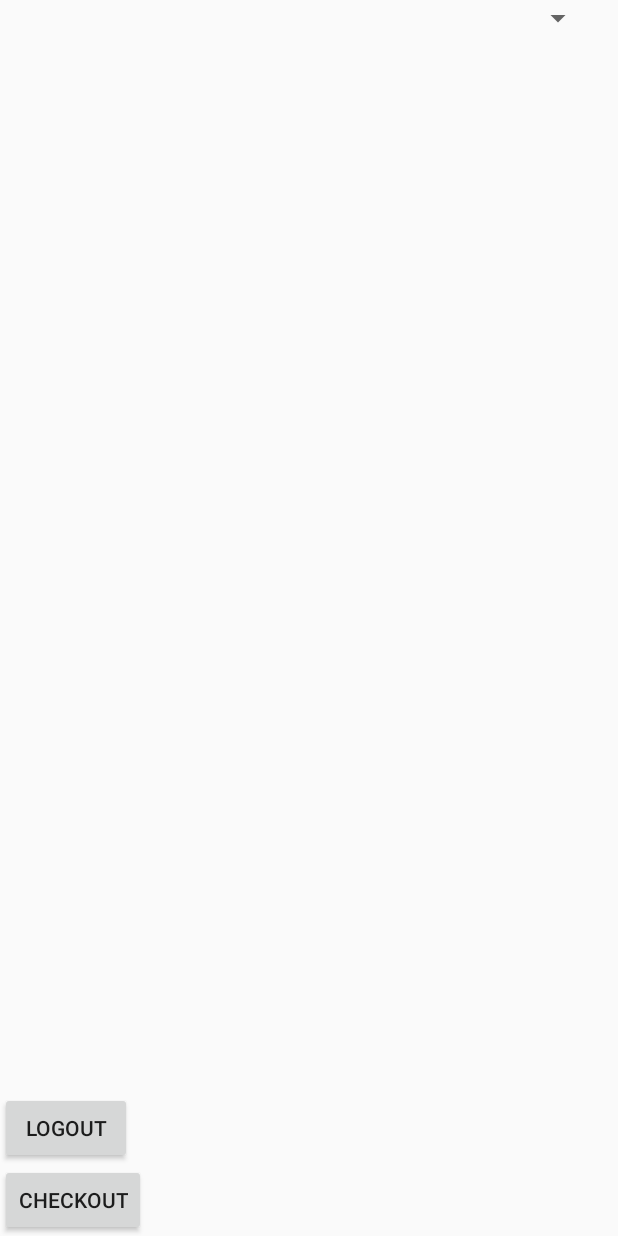
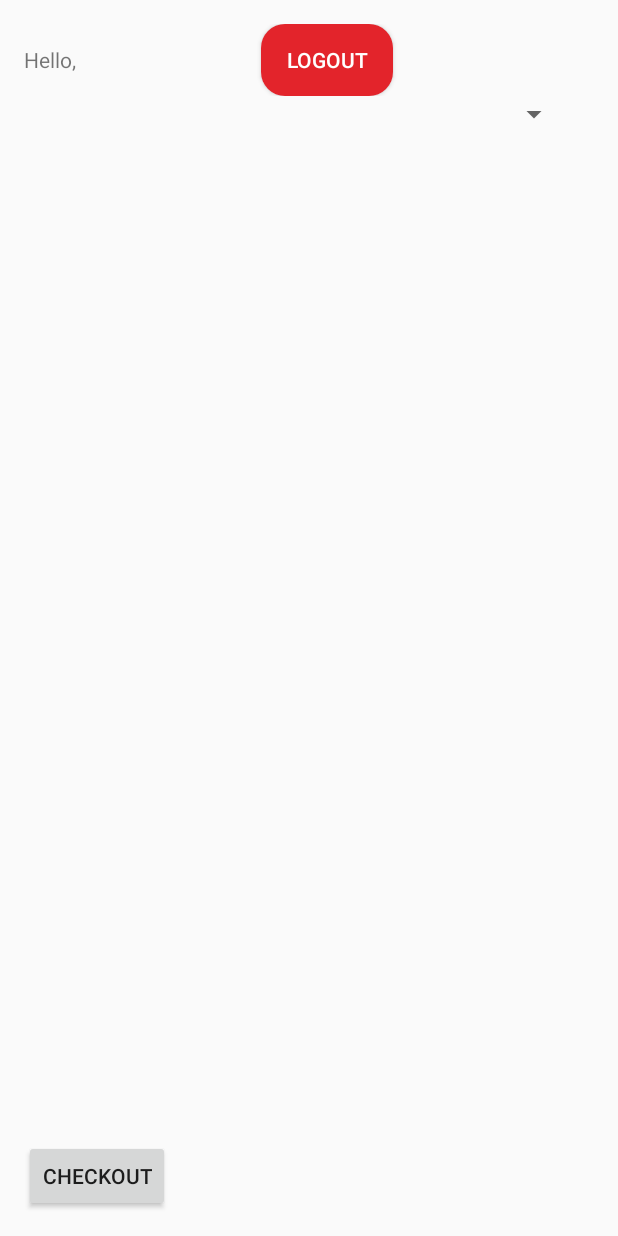
Before and after one commit to Despee2k/MOBDEV, an Android app: the layout activity_new_home2.xml on its own in the app's theme, with its tools: preview values and no code run, on a phone screen of 412 x 824 dp. Run offline under Robolectric (Android 15) with nearby library versions, the phone set to English and light mode, and no system bars.

Commit message:
fix: add missing textview field in xml

```diff
--- a/app/src/main/java/usc/edu/ph/snatch/LoginPageActivity.java
+++ b/app/src/main/java/usc/edu/ph/snatch/LoginPageActivity.java
@@ -43,7 +43,7 @@ public class LoginPageActivity extends AppCompatActivity {
                 String usernameFieldContent = editUsername.getText().toString();
                 String passwordFieldContent = editPassword.getText().toString();
                 if(usernameFieldContent.equals("Reynat Gwapo") && passwordFieldContent.equals("true")){
-                    Intent intentLogin = new Intent(LoginPageActivity.this, HomePage.class);
+                    Intent intentLogin = new Intent(LoginPageActivity.this, NewHomeActivity.class);
                     intentLogin.putExtra("username", usernameFieldContent);
 
                     startActivity(intentLogin);
--- a/app/src/main/res/layout/activity_new_home2.xml
+++ b/app/src/main/res/layout/activity_new_home2.xml
@@ -6,7 +6,36 @@
     android:layout_width="match_parent"
     android:layout_height="match_parent"
     android:orientation="vertical"
-    tools:context=".NewHomeActivity">
+    tools:context=".NewHomeActivity"
+    android:padding="16dp">
+
+    <LinearLayout
+        android:layout_width="match_parent"
+        android:layout_height="wrap_content"
+        android:orientation="horizontal">
+
+        <TextView
+            android:layout_width="wrap_content"
+            android:layout_height="wrap_content"
+            android:text="Hello, " />
+
+        <TextView
+            android:id="@+id/username"
+            android:layout_width="wrap_content"
+            android:layout_height="wrap_content"
+            android:text=""
+            android:textStyle="bold" />
+
+        <Button
+            android:id="@+id/logoutBtn"
+            android:layout_width="wrap_content"
+            android:layout_height="wrap_content"
+            android:layout_marginLeft="120dp"
+            android:background="@drawable/custom_button"
+            android:textColor="@color/white"
+            android:text="Logout" />
+
+    </LinearLayout>
 
     <Spinner
         android:id="@+id/mySpinner"
@@ -24,12 +53,6 @@
         android:dividerHeight="1dp"/>
 
     <Button
-        android:id="@+id/logoutBtn"
-        android:layout_width="wrap_content"
-        android:layout_height="wrap_content"
-        android:text="Logout" />
-
-    <Button
         android:id="@+id/checkout"
         android:layout_width="wrap_content"
         android:layout_height="wrap_content"
```
